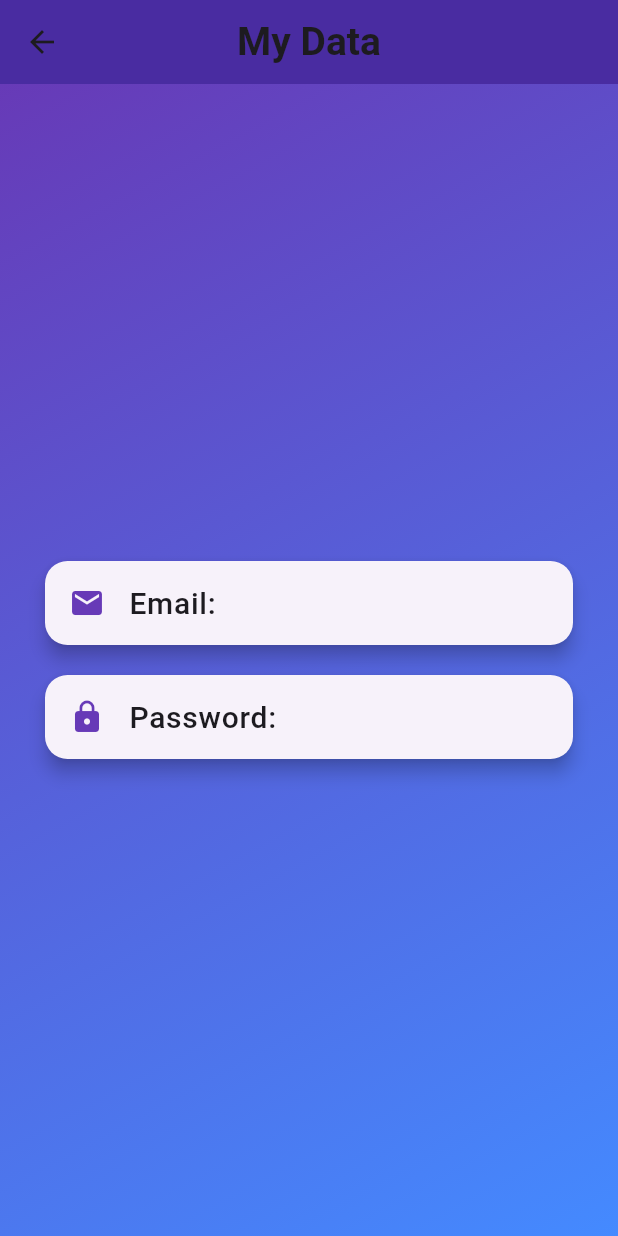
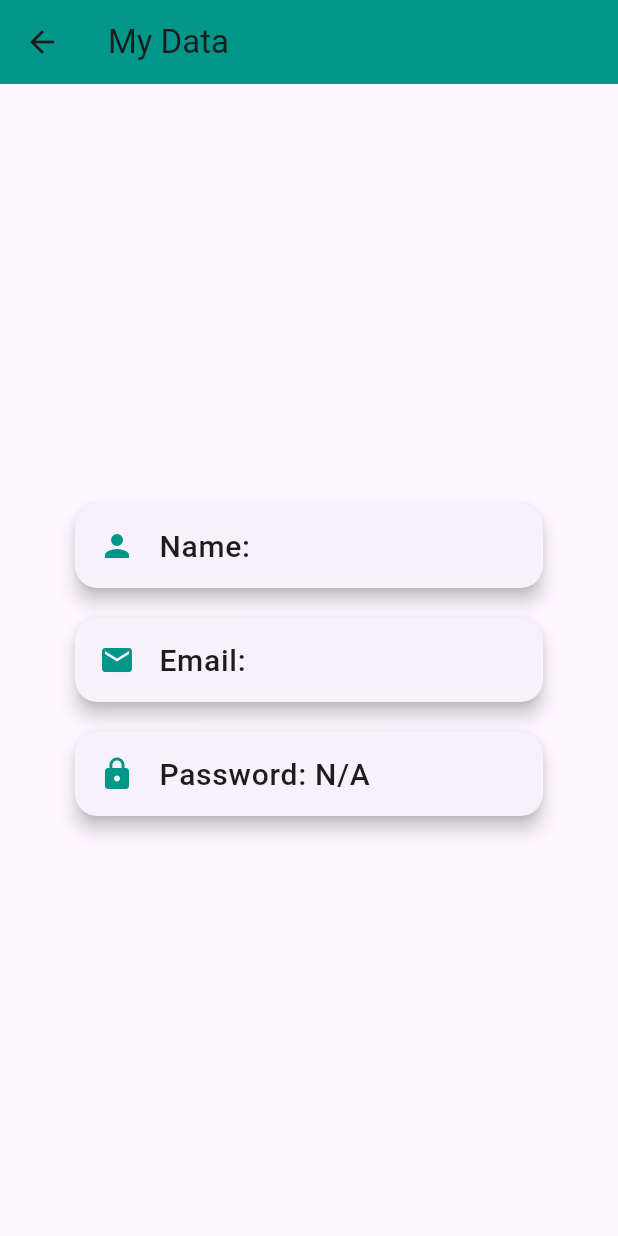
Before and after one commit to fibrobar/fitborat, a Flutter app: the MyDataScreen screen opened by its route, on a phone screen of 412 x 824 dp. Run offline on Flutter 3.47's test engine with Material 3 defaults, Android fonts, the phone set to English and light mode, and no system bars; our stand-ins replace video_player; missing offline and left inert: mongo_dart; accounts and stored records are empty.

Commit message:
modify my data to reflect new login logic

```diff
--- a/lib/my_data.dart
+++ b/lib/my_data.dart
@@ -1,58 +1,44 @@
 import 'package:flutter/material.dart';
-
-// Global variables to hold the email and password
-String email = '';
-String password = '';
-
-// Helper widget to display data in a card
-Widget _buildInfoCard(String title, String data, IconData icon) {
-  return Card(
-    margin: const EdgeInsets.symmetric(horizontal: 30),
-    shape: RoundedRectangleBorder(borderRadius: BorderRadius.circular(15)),
-    elevation: 5,
-    child: ListTile(
-      leading: Icon(icon, color: Colors.deepPurple),
-      title: Text(
-        '$title: $data',
-        style: const TextStyle(fontSize: 20, fontWeight: FontWeight.w500),
-      ),
-    ),
-  );
-}
+import 'Sign_up_Screen.dart'; // Import the UserData class
 
 class MyDataScreen extends StatelessWidget {
   const MyDataScreen({super.key});
 
   @override
   Widget build(BuildContext context) {
-    // Use the global variables for email and password
     return Scaffold(
       appBar: AppBar(
-        title: const Text(
-          'My Data',
-          style: TextStyle(fontSize: 26, fontWeight: FontWeight.w600),
+        title: const Text('My Data'),
+        backgroundColor: Colors.teal,
+        elevation: 0,
+      ),
+      body: Padding(
+        padding: const EdgeInsets.all(20.0),
+        child: Column(
+          mainAxisAlignment: MainAxisAlignment.center,
+          children: <Widget>[
+            _buildInfoCard('Name', UserData.name ?? 'N/A', Icons.person),
+            const SizedBox(height: 20),
+            _buildInfoCard('Email', UserData.email ?? 'N/A', Icons.email),
+            const SizedBox(height: 20),
+            _buildInfoCard('Password', UserData.password ?? 'N/A', Icons.lock),
+          ],
         ),
-        backgroundColor: Colors.deepPurple[800],
-        centerTitle: true,
-        elevation: 10,
       ),
-      body: Container(
-        decoration: const BoxDecoration(
-          gradient: LinearGradient(
-            begin: Alignment.topLeft,
-            end: Alignment.bottomRight,
-            colors: [Colors.deepPurple, Colors.blueAccent],
-          ),
-        ),
-        child: Center(
-          child: Column(
-            mainAxisAlignment: MainAxisAlignment.center,
-            children: <Widget>[
-              _buildInfoCard('Email', email, Icons.email),
-              const SizedBox(height: 20),
-              _buildInfoCard('Password', password, Icons.lock),
-            ],
-          ),
+    );
+  }
+
+  // Helper widget to display data in a card
+  Widget _buildInfoCard(String title, String data, IconData icon) {
+    return Card(
+      margin: const EdgeInsets.symmetric(horizontal: 30),
+      shape: RoundedRectangleBorder(borderRadius: BorderRadius.circular(15)),
+      elevation: 5,
+      child: ListTile(
+        leading: Icon(icon, color: Colors.teal),
+        title: Text(
+          '$title: $data',
+          style: const TextStyle(fontSize: 20, fontWeight: FontWeight.w500),
         ),
       ),
     );
```
